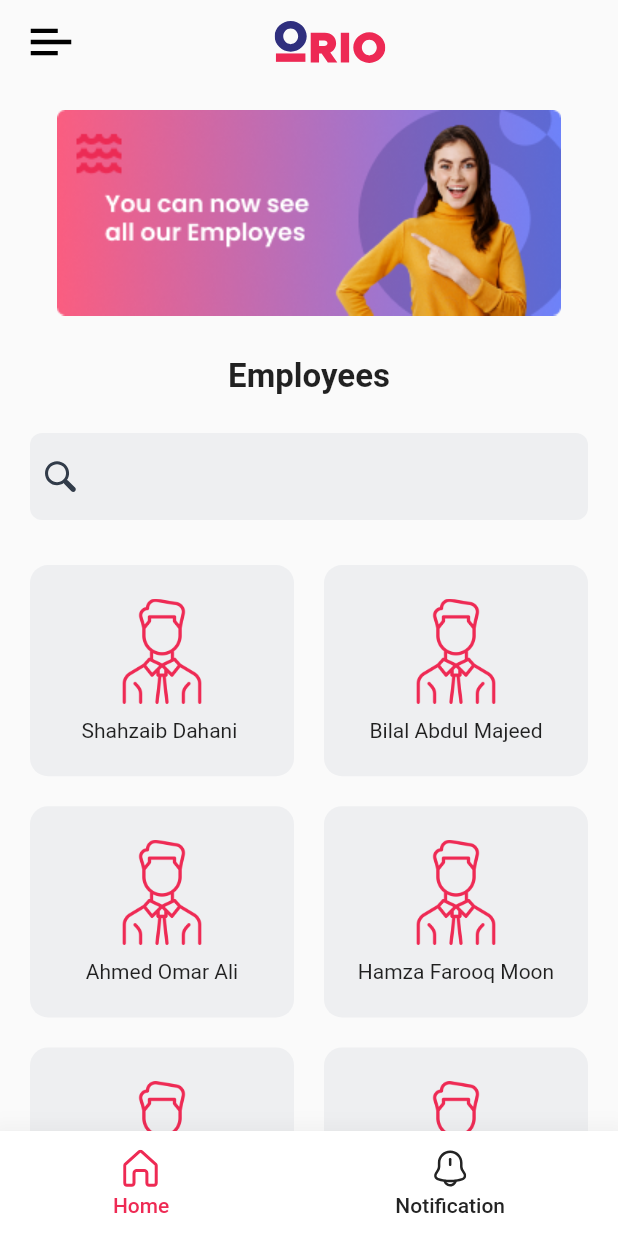
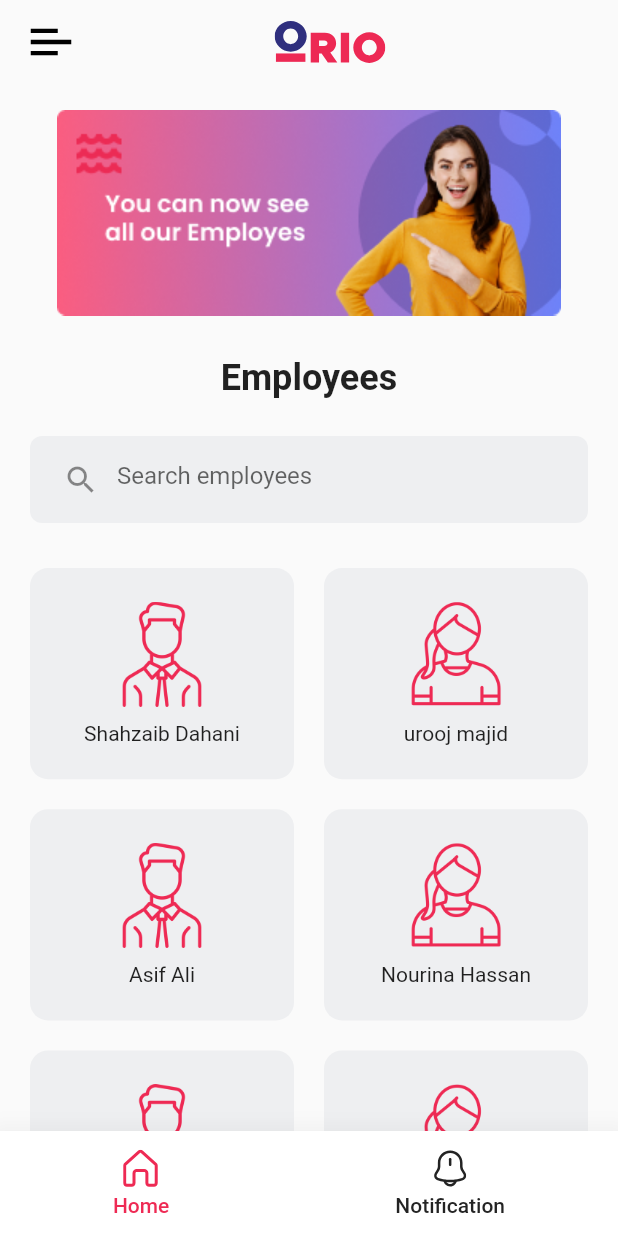
Before and after one commit to uroojmajid2000/orio_employees, a Flutter app: the screen it shows after launch, on a phone screen of 412 x 824 dp. Run offline on Flutter 3.47's test engine with Material 2 defaults, Android fonts, the phone set to English and light mode, and no system bars; our stand-ins replace flutter_bloc, flutter_svg.

Commit message:
details added

```diff
--- a/lib/app.dart
+++ b/lib/app.dart
@@ -15,7 +15,7 @@ class MyApp extends StatelessWidget {
      return MaterialApp(
           title: 'Orio Attendance',
 
-
+debugShowCheckedModeBanner: false,
           // theme: AppTheme.themeData(),
 
           initialRoute: SplashScreen.id,
--- a/lib/features/employee/screen/widgets/body.dart
+++ b/lib/features/employee/screen/widgets/body.dart
@@ -34,7 +34,7 @@ class Body extends StatelessWidget {
               child: MyText.h2(
             emp.name,
 
-            // 'Muhammad Ismail'
+
           )),
           SizedBox(
             height: 5,
@@ -44,7 +44,7 @@ class Body extends StatelessWidget {
               emp.position,
               // '(Full Stack Developer)',
 
-              style: TextStyle(color: Color(0xFFA9A9A9), fontSize: 15),
+              style: TextStyle(color: Color(0xFFA9A9A9), fontSize: 17),
             ),
           ),
           SizedBox(
--- a/lib/features/screen/Home/widgets/body.dart
+++ b/lib/features/screen/Home/widgets/body.dart
@@ -19,16 +19,42 @@ class _BodyState extends State<Body> {
       phonenumber: '0340-2732719',
       email: 'shahzaib.dahani@orio.tech',
     ),
-    Employe(
+     Employe(
+      iconimage: 'assets/icons/girl.png',
+      image: 'assets/images/urooj.jfif',
+      name: 'urooj majid',
+      position: '(Flutter Developer)',
+      dob: '18-18-2000',
+      employeeid: 1030,
+      phonenumber: '0308-9270950',
+      email: 'urooj.majid2000@gmail.com',
+    ),
+
+     Employe(
       iconimage: 'assets/icons/man.png',
-      image: 'assets/images/bilalmajeed.jfif',
-      name: 'Bilal Abdul Majeed',
-      position: '(CEO)',
-      dob: '03/Oct/1982',
-      employeeid: 1000,
-      phonenumber: '0321-8981892',
-      email: 'bilal@orio.tech',
+      image: 'assets/images/asifali.jfif',
+      name: 'Asif Ali',
+      position: '(Team Lead Development)',
+      dob: '25/Mar/1986',
+      employeeid: 1026,
+      phonenumber: '0314-5046741',
+      email: 'gopang@orio.tech',
     ),
+
+ Employe(
+      iconimage: 'assets/icons/girl.png',
+      image: 'assets/images/nourina.png',
+      name: 'Nourina Hassan',
+      position: '(Junior Web Developer)',
+      dob: '12/May/1991',
+      employeeid: 1020,
+      phonenumber: '0304-2819893',
+      email: 'nourina.hassan@orio.tech',
+    ),
+
+
+
+
     Employe(
       iconimage: 'assets/icons/man.png',
       image: 'assets/images/ahmedomer.jfif',
@@ -39,6 +65,31 @@ class _BodyState extends State<Body> {
       phonenumber: '0336-0309494',
       email: 'ahmed@orio.tech',
     ),
+
+
+ Employe(
+      iconimage: 'assets/icons/girl.png',
+      image: 'assets/images/farihabaji.png',
+      name: 'Fariha Hassan',
+      position: '(Senior Web Developer)',
+      dob: '1/Dec/1987',
+      employeeid: 1027,
+      phonenumber: '0345-2826003',
+      email: 'fariha.hassan@orio.tech',
+    ),
+
+     Employe(
+      iconimage: 'assets/icons/man.png',
+      image: 'assets/images/bilalmajeed.jfif',
+      name: 'Bilal Abdul Majeed',
+      position: '(CEO)',
+      dob: '03/Oct/1982',
+      employeeid: 1000,
+      phonenumber: '0321-8981892',
+      email: 'bilal@orio.tech',
+    ),
+
+
     Employe(
       iconimage: 'assets/icons/man.png',
       image: 'assets/images/humza.jfif',
@@ -112,7 +163,7 @@ class _BodyState extends State<Body> {
     Employe(
       iconimage: 'assets/icons/man.png',
       image: 'assets/images/haris.jfif',
-      name: 'HARIS HUSSAIN',
+      name: 'Haris Hussain',
       position: '(IOS Developer)',
       dob: '-',
       employeeid: 1019,
@@ -129,16 +180,7 @@ class _BodyState extends State<Body> {
       phonenumber: '0316-1604575',
       email: 'itsmuhammadismail@gmail.com',
     ),
-    Employe(
-      iconimage: 'assets/icons/girl.png',
-      image: 'assets/images/nourina.png',
-      name: 'NOURINA HASSAN',
-      position: '(Junior Web Developer)',
-      dob: '12/May/1991',
-      employeeid: 1020,
-      phonenumber: '0304-2819893',
-      email: 'nourina.hassan@orio.tech',
-    ),
+
     Employe(
       iconimage: 'assets/icons/man.png',
       image: 'assets/images/muzammil.png',
@@ -149,36 +191,18 @@ class _BodyState extends State<Body> {
       phonenumber: '0313-6811394',
       email: 'muzammil@orio.tech',
     ),
-    Employe(
-      iconimage: 'assets/icons/girl.png',
-      image: 'assets/images/farihabaji.png',
-      name: 'Fariha Hassan',
-      position: '(Senior Web Developer)',
-      dob: '1/Dec/1987',
-      employeeid: 1027,
-      phonenumber: '0345-2826003',
-      email: 'fariha.hassan@orio.tech',
-    ),
+
     Employe(
       iconimage: 'assets/icons/man.png',
       image: 'assets/images/haseeb.jfif',
       name: 'Muhammad Haseeb Ullah',
       position: '(Full Stack Developer)',
-      dob: '-',
+      dob: '25/08/1998',
       employeeid: 1032,
       phonenumber: '0305-8202034',
       email: 'mohammad.haseeb@orio.tech',
     ),
-    Employe(
-      iconimage: 'assets/icons/girl.png',
-      image: 'assets/images/urooj.jfif',
-      name: 'urooj majid',
-      position: '(Flutter Developer)',
-      dob: '18-18-2000',
-      employeeid: 1030,
-      phonenumber: '0308-9270950',
-      email: 'urooj.majid2000@gmail.com',
-    ),
+
     Employe(
       iconimage: 'assets/icons/man.png',
       image: 'assets/icons/man.png',
--- a/lib/features/screen/Home/widgets/card.dart
+++ b/lib/features/screen/Home/widgets/card.dart
@@ -13,12 +13,12 @@ class HomeCard extends StatelessWidget {
     Size size = MediaQuery.of(context).size;
 
     return GestureDetector(
-      onTap: () =>
-       Navigator.push(
-              context,
-              MaterialPageRoute(builder: (context) => EmployeeDetails(emp: emp)),
-            ),
+      onTap: () => Navigator.push(
+        context,
+        MaterialPageRoute(builder: (context) => EmployeeDetails(emp: emp)),
+      ),
       child: Container(
+        padding: EdgeInsets.all(10),
         width: size.width * 0.45,
         // height: 150,
         decoration: const BoxDecoration(
@@ -33,12 +33,12 @@ class HomeCard extends StatelessWidget {
               // 'assets/icons/women.png',
               emp.iconimage,
               width: 70,
-
-              ),
+            ),
             const SizedBox(height: 10),
             Text(
-                // 'Muhammad Ismail',
-                emp.name),
+                emp.name,
+                textAlign: TextAlign.center,
+          ),
           ],
         ),
       ),
--- a/lib/features/screen/Home/widgets/searchbar.dart
+++ b/lib/features/screen/Home/widgets/searchbar.dart
@@ -1,7 +1,4 @@
-import 'package:flutter/cupertino.dart';
 import 'package:flutter/material.dart';
-import 'package:flutter/src/foundation/key.dart';
-import 'package:flutter/src/widgets/framework.dart';
 import 'package:flutter_svg/flutter_svg.dart';
 
 class SearchBar extends StatelessWidget {
@@ -14,23 +11,16 @@ class SearchBar extends StatelessWidget {
     return Container(
       padding: const EdgeInsets.symmetric(horizontal: 10, vertical: 5),
       decoration: BoxDecoration(
-        // color: kGray100,
         color: Color(0xFFEEEFF1),
         borderRadius: BorderRadius.circular(8),
       ),
-      child: Row(
-        children: [
-          SvgPicture.asset('assets/icons/search.svg'),
-          SizedBox(width: 8),
-          Expanded(
-            child: TextField(
-              onChanged: (value) => filterEmployees(value),
-              decoration: InputDecoration(
-                border: InputBorder.none,
-              ),
-            ),
-          ),
-        ],
+      child: Expanded(
+        child: TextField(
+          onChanged: (value) => filterEmployees(value),
+          decoration: InputDecoration(
+            prefixIcon: Icon(Icons.search),
+              border: InputBorder.none, hintText: 'Search employees'),
+        ),
       ),
     );
   }
--- a/lib/features/screen/splash/splash_screen.dart
+++ b/lib/features/screen/splash/splash_screen.dart
@@ -24,7 +24,7 @@ class _SplashScreenState extends State<SplashScreen> {
   }
 
   void navigate() {
-    Timer(Duration(seconds: 3), () {
+    Timer(Duration(seconds: 1), () {
       Navigate.next(context, HomeScreen.id);
     });
   }
--- a/lib/shared/widgets/text.dart
+++ b/lib/shared/widgets/text.dart
@@ -14,7 +14,7 @@ class MyText {
         text,
         style: const TextStyle(
           fontWeight: FontWeight.w700,
-          fontSize: 22.0,
+          fontSize: 24.0,
         ),
       );
 
```
